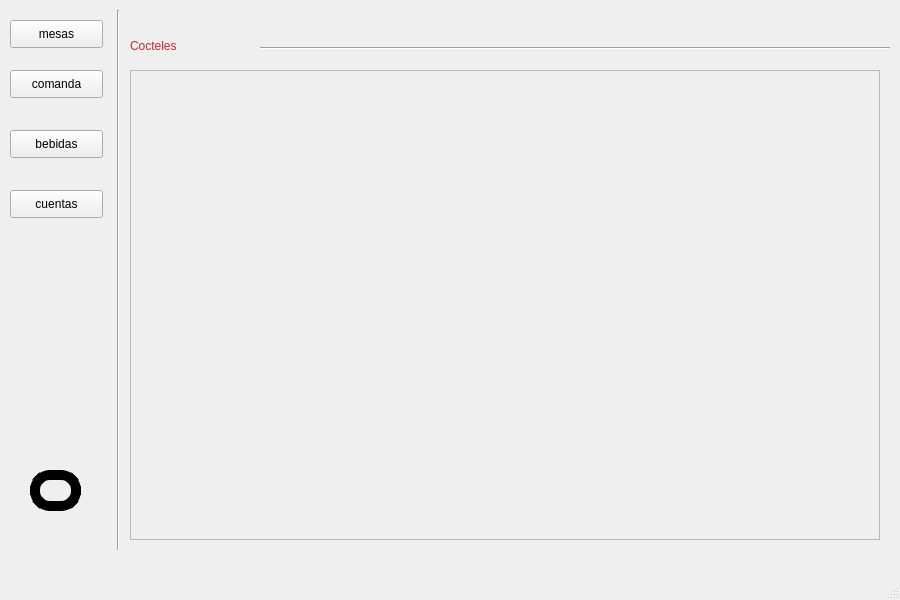
First picture: the form in Restaurante/Mesero/principal_mesero.ui, repository camvaz/restaurante-ihc, before the edit.
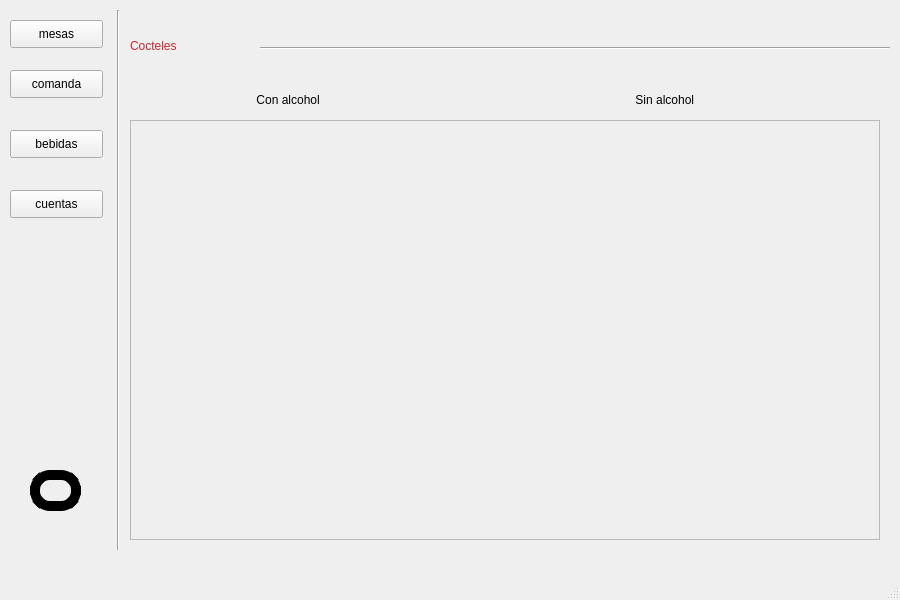
Second picture: the form after the edit. The open tabs and pages were chosen to show the change.

Commit message: terminacion de programar la visualizacion de cada categoria que tenemos

The edit to the form file:
```diff
--- a/Restaurante/Mesero/principal_mesero.ui
+++ b/Restaurante/Mesero/principal_mesero.ui
@@ -1531,9 +1531,9 @@
       <property name="geometry">
        <rect>
         <x>0</x>
-        <y>60</y>
+        <y>110</y>
         <width>750</width>
-        <height>470</height>
+        <height>420</height>
        </rect>
       </property>
       <property name="widgetResizable">
@@ -1545,7 +1545,7 @@
          <x>0</x>
          <y>0</y>
          <width>748</width>
-         <height>468</height>
+         <height>418</height>
         </rect>
        </property>
        <layout class="QGridLayout" name="gridLayout_11">
@@ -1555,6 +1555,32 @@
        </layout>
       </widget>
      </widget>
+     <widget class="QWidget" name="layoutWidget">
+      <property name="geometry">
+       <rect>
+        <x>0</x>
+        <y>80</y>
+        <width>751</width>
+        <height>20</height>
+       </rect>
+      </property>
+      <layout class="QGridLayout" name="gridLayout">
+       <item row="0" column="0">
+        <widget class="QLabel" name="label_8">
+         <property name="text">
+          <string>                                      Con alcohol</string>
+         </property>
+        </widget>
+       </item>
+       <item row="0" column="1">
+        <widget class="QLabel" name="label_24">
+         <property name="text">
+          <string>                                      Sin alcohol</string>
+         </property>
+        </widget>
+       </item>
+      </layout>
+     </widget>
     </widget>
     <widget class="QWidget" name="page_13">
      <widget class="QLabel" name="label_540">
```
Left out of the diff: 2 changed lines with no effect on the pictures. The commit also changes 1 other file.
